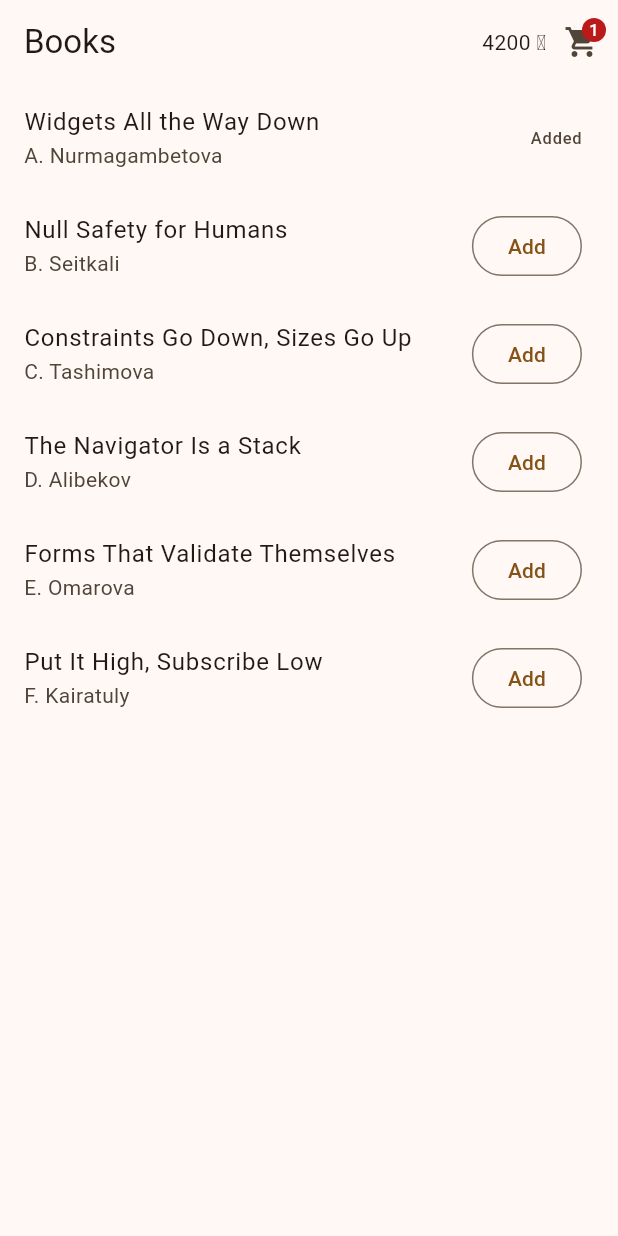
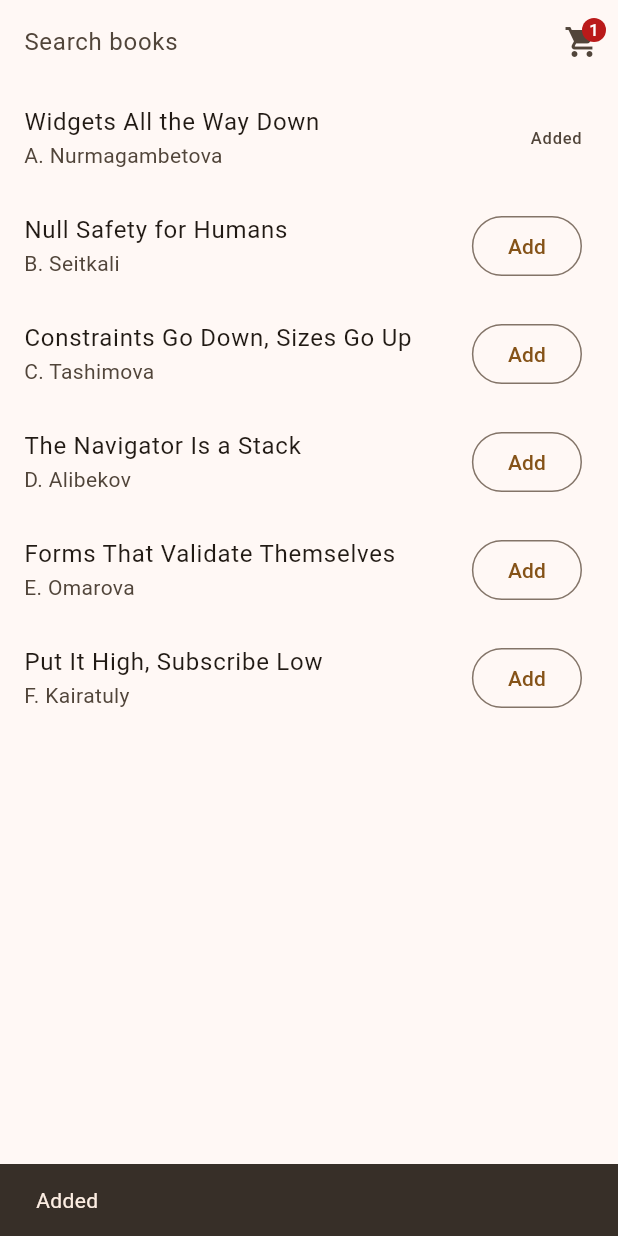
Before and after one commit to rake1713/flutter-2026-Ramazan, a Flutter app: the screen it shows after launch, after a tap on "Add", on a phone screen of 412 x 824 dp. Run offline on Flutter 3.47's test engine with Material 3 defaults, Android fonts, the phone set to English and light mode, and no system bars.

Commit message:
Practice 9 RR

```diff
--- a/Practice9/shop/lib/books_screen.dart
+++ b/Practice9/shop/lib/books_screen.dart
@@ -1,40 +1,68 @@
 import 'package:flutter/material.dart';
+import 'package:provider/provider.dart';
 
 import 'cart_badge.dart';
-import 'main.dart';
+import 'models/book.dart';
+import 'models/cart.dart';
 
-class BooksScreen extends StatelessWidget {
-  const BooksScreen({
-    super.key,
-    required this.cart,
-    required this.total,
-    required this.onAdd,
-  });
+class BooksScreen extends StatefulWidget {
+  const BooksScreen({super.key});
 
-  final List<Book> cart;
-  final int total;
-  final void Function(Book) onAdd;
+  @override
+  State<BooksScreen> createState() => _BooksScreenState();
+}
+
+class _BooksScreenState extends State<BooksScreen> {
+  String _query = '';
 
   @override
   Widget build(BuildContext context) {
     debugPrint('BooksScreen build');
+    final shown = books
+        .where((b) => b.title.toLowerCase().contains(_query.toLowerCase()))
+        .toList();
     return Scaffold(
       appBar: AppBar(
-        title: const Text('Books'),
-        actions: [CartBadge(count: cart.length, total: total)],
+        title: TextField(
+          decoration: const InputDecoration(
+            hintText: 'Search books',
+            border: InputBorder.none,
+          ),
+          onChanged: (text) => setState(() => _query = text),
+        ),
+        actions: const [CartBadge()],
       ),
-      body: ListView(children: [for (final b in books) _row(b)]),
-    );
-  }
-
-  Widget _row(Book b) {
-    debugPrint('row ${b.title}');
-    return ListTile(
-      title: Text(b.title),
-      subtitle: Text(b.author),
-      trailing: cart.contains(b)
-          ? const Text('Added')
-          : OutlinedButton(onPressed: () => onAdd(b), child: const Text('Add')),
+      body: ListView(children: [for (final b in shown) BookRow(book: b)]),
     );
   }
 }
+
+class BookRow extends StatelessWidget {
+  const BookRow({super.key, required this.book});
+
+  final Book book;
+
+  void _add(BuildContext context) {
+    final ok = context.read<Cart>().add(book);
+    if (ok) {
+      ScaffoldMessenger.of(context)
+          .showSnackBar(const SnackBar(content: Text('Added')));
+    }
+  }
+
+  @override
+  Widget build(BuildContext context) {
+    debugPrint('row ${book.title}');
+    final inCart = context.watch<Cart>().items.contains(book);
+    return ListTile(
+      title: Text(book.title),
+      subtitle: Text(book.author),
+      trailing: inCart
+          ? const Text('Added')
+          : OutlinedButton(
+              onPressed: () => _add(context),
+              child: const Text('Add'),
+            ),
+    );
+  }
+}
--- a/Practice9/shop/lib/cart_badge.dart
+++ b/Practice9/shop/lib/cart_badge.dart
@@ -1,24 +1,18 @@
 import 'package:flutter/material.dart';
+import 'package:provider/provider.dart';
+
+import 'models/cart.dart';
 
 class CartBadge extends StatelessWidget {
-  const CartBadge({super.key, required this.count, required this.total});
-
-  final int count;
-  final int total;
+  const CartBadge({super.key});
 
   @override
   Widget build(BuildContext context) {
-    return Row(
-      children: [
-        Text('$total ₸'),
-        IconButton(
-          onPressed: () => Navigator.of(context).pushNamed('/cart'),
-          icon: Badge(
-            label: Text('$count'),
-            child: const Icon(Icons.shopping_cart),
-          ),
-        ),
-      ],
+    debugPrint('badge build');
+    final n = context.select<Cart, int>((c) => c.count);
+    return IconButton(
+      onPressed: () => Navigator.of(context).pushNamed('/cart'),
+      icon: Badge(label: Text('$n'), child: const Icon(Icons.shopping_cart)),
     );
   }
 }
--- a/Practice9/shop/lib/main.dart
+++ b/Practice9/shop/lib/main.dart
@@ -1,57 +1,16 @@
 import 'package:flutter/material.dart';
+import 'package:provider/provider.dart';
 
 import 'books_screen.dart';
 import 'cart_screen.dart';
+import 'models/cart.dart';
 
-void main() => runApp(const Shell());
-
-class Book {
-  const Book({required this.title, required this.author, required this.price});
-
-  final String title;
-  final String author;
-  final int price;
+void main() {
+  runApp(ChangeNotifierProvider(create: (_) => Cart(), child: const Shell()));
 }
 
-const books = [
-  Book(
-    title: 'Widgets All the Way Down',
-    author: 'A. Nurmagambetova',
-    price: 4200,
-  ),
-  Book(title: 'Null Safety for Humans', author: 'B. Seitkali', price: 3100),
-  Book(
-    title: 'Constraints Go Down, Sizes Go Up',
-    author: 'C. Tashimova',
-    price: 5600,
-  ),
-  Book(title: 'The Navigator Is a Stack', author: 'D. Alibekov', price: 2900),
-  Book(
-    title: 'Forms That Validate Themselves',
-    author: 'E. Omarova',
-    price: 3800,
-  ),
-  Book(
-    title: 'Put It High, Subscribe Low',
-    author: 'F. Kairatuly',
-    price: 4700,
-  ),
-];
-
-class Shell extends StatefulWidget {
+class Shell extends StatelessWidget {
   const Shell({super.key});
-
-  @override
-  State<Shell> createState() => _ShellState();
-}
-
-class _ShellState extends State<Shell> {
-  final List<Book> _cart = [];
-
-  void _add(Book b) => setState(() => _cart.add(b));
-  void _remove(Book b) => setState(() => _cart.remove(b));
-
-  int get _total => _cart.fold(0, (sum, b) => sum + b.price);
 
   @override
   Widget build(BuildContext context) => MaterialApp(
@@ -59,8 +18,8 @@ class _ShellState extends State<Shell> {
       colorScheme: ColorScheme.fromSeed(seedColor: Colors.orange),
     ),
     routes: {
-      '/': (_) => BooksScreen(cart: _cart, total: _total, onAdd: _add),
-      '/cart': (_) => CartScreen(items: _cart, onRemove: _remove),
+      '/': (_) => const BooksScreen(),
+      '/cart': (_) => const CartScreen(),
     },
   );
 }
--- /dev/null
+++ b/Practice9/shop/lib/models/book.dart
@@ -0,0 +1,32 @@
+class Book {
+  const Book({required this.title, required this.author, required this.price});
+
+  final String title;
+  final String author;
+  final int price;
+}
+
+const books = [
+  Book(
+    title: 'Widgets All the Way Down',
+    author: 'A. Nurmagambetova',
+    price: 4200,
+  ),
+  Book(title: 'Null Safety for Humans', author: 'B. Seitkali', price: 3100),
+  Book(
+    title: 'Constraints Go Down, Sizes Go Up',
+    author: 'C. Tashimova',
+    price: 5600,
+  ),
+  Book(title: 'The Navigator Is a Stack', author: 'D. Alibekov', price: 2900),
+  Book(
+    title: 'Forms That Validate Themselves',
+    author: 'E. Omarova',
+    price: 3800,
+  ),
+  Book(
+    title: 'Put It High, Subscribe Low',
+    author: 'F. Kairatuly',
+    price: 4700,
+  ),
+];
--- /dev/null
+++ b/Practice9/shop/lib/models/cart.dart
@@ -0,0 +1,37 @@
+import 'package:flutter/foundation.dart';
+
+import 'book.dart';
+
+class Cart extends ChangeNotifier {
+  final Map<Book, int> _qty = {};
+
+  List<Book> get items => List.unmodifiable(_qty.keys);
+
+  int get count => _qty.length;
+
+  int get total => _qty.keys.fold(0, (sum, b) => sum + b.price * qtyOf(b));
+
+  int qtyOf(Book b) => _qty[b] ?? 0;
+
+  bool add(Book b) {
+    if (_qty.containsKey(b)) return false;
+    _qty[b] = 1;
+    notifyListeners();
+    return true;
+  }
+
+  void increment(Book b) {
+    _qty[b] = qtyOf(b) + 1;
+    notifyListeners();
+  }
+
+  void remove(Book b) {
+    _qty.remove(b);
+    notifyListeners();
+  }
+
+  void clear() {
+    _qty.clear();
+    notifyListeners();
+  }
+}
```
Also changed, not shown: Practice9/shop/lib/cart_screen.dart (+69 -14 lines), Practice9/screenshot_books.png (added), Practice9/screenshot_cart.png (added), 2 other files.
